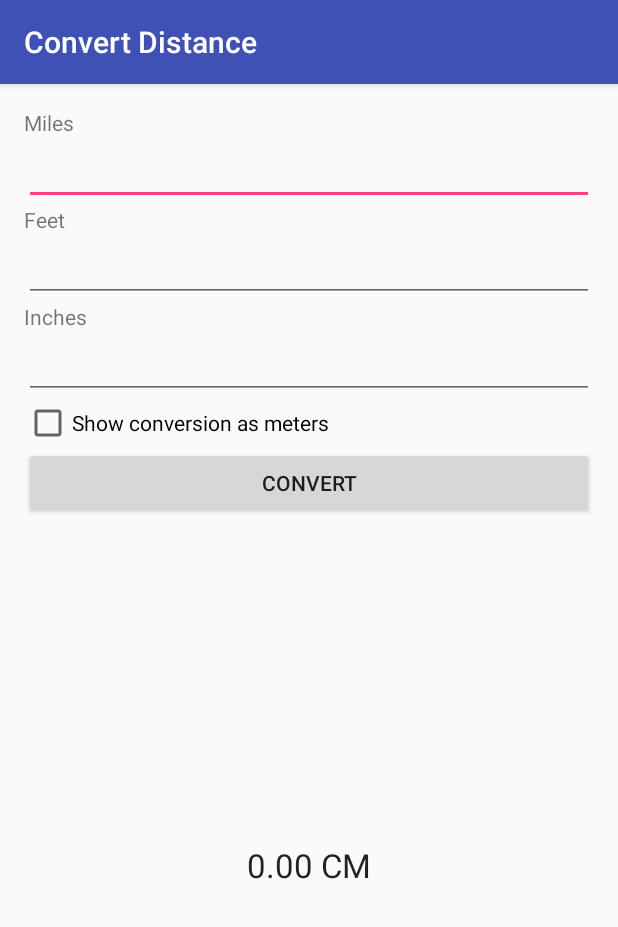
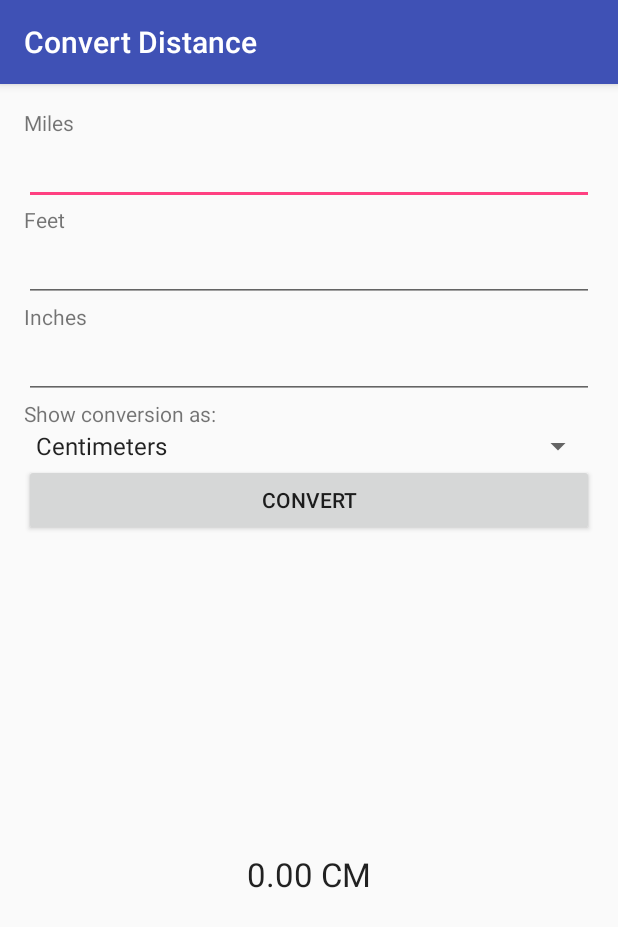
Before and after one commit to MrStrong/COS30017, an Android app: the DistanceActivity screen opened directly, with no data from a screen before it, after a tap on "CONVERT", on a phone screen of 412 x 824 dp. Shown: the top 927 px of the screen. Run offline under Robolectric (Android 15) with nearby library versions, the phone set to English and light mode, and no system bars; 3 statements that could not run were skipped.

Commit message:
added kilometer functionality

```diff
--- a/app/src/main/java/cos30017/a03p/converter/DistanceActivity.java
+++ b/app/src/main/java/cos30017/a03p/converter/DistanceActivity.java
@@ -9,6 +9,7 @@ import android.view.inputmethod.InputMethodManager;
 import android.widget.Button;
 import android.widget.CheckBox;
 import android.widget.EditText;
+import android.widget.Spinner;
 import android.widget.TextView;
 
 public class DistanceActivity extends AppCompatActivity {
@@ -17,7 +18,7 @@ public class DistanceActivity extends AppCompatActivity {
     private EditText inputMiles;
     private EditText inputFeet;
     private EditText inputInches;
-    private CheckBox checkBoxMeters;
+    private Spinner spinnerConversionUnits;
 
 
     @Override
@@ -32,7 +33,7 @@ public class DistanceActivity extends AppCompatActivity {
         inputMiles = (EditText) findViewById(R.id.inputMiles);
         inputFeet = (EditText) findViewById(R.id.inputFeet);
         inputInches = (EditText) findViewById(R.id.inputInches);
-        checkBoxMeters = (CheckBox) findViewById(R.id.checkBoxMeters);
+        spinnerConversionUnits = (Spinner) findViewById(R.id.spinnerConversionUnits);
 
         restoreState(savedInstanceState);
 
@@ -47,7 +48,7 @@ public class DistanceActivity extends AppCompatActivity {
         state.putString("inputMiles", inputMiles.getText().toString());
         state.putString("inputFeet", inputFeet.getText().toString());
         state.putString("inputInches", inputInches.getText().toString());
-        state.putBoolean("checkBoxMeters", checkBoxMeters.isChecked());
+        state.putInt("spinnerConversionUnits", spinnerConversionUnits.getSelectedItemPosition());
 
     }
 
@@ -58,7 +59,7 @@ public class DistanceActivity extends AppCompatActivity {
             inputMiles.setText(state.getString("inputMiles"));
             inputFeet.setText(state.getString("inputFeet"));
             inputInches.setText(state.getString("inputInches"));
-            checkBoxMeters.setChecked(state.getBoolean("checkBoxMeters"));
+            spinnerConversionUnits.setSelection(state.getInt("spinnerConversionUnits"));
         }
     }
 
@@ -68,10 +69,19 @@ public class DistanceActivity extends AppCompatActivity {
             try {
                 DistanceConversion distanceConversion = new DistanceConversion(inputMiles.getText().toString(), inputFeet.getText().toString(), inputInches.getText().toString());
 
-                if ( !checkBoxMeters.isChecked() ) {
-                    convertedText.setText(String.format("%.2f CM", distanceConversion.toCentimeters()));
-                } else {
-                    convertedText.setText(String.format("%.2f M", distanceConversion.toMeters()));
+                switch (spinnerConversionUnits.getSelectedItemPosition()) {
+                    //centimeters
+                    case 0:
+                        convertedText.setText(String.format("%.2f CM", distanceConversion.toCentimeters()));
+                        break;
+                    //Meters
+                    case 1:
+                        convertedText.setText(String.format("%.2f M", distanceConversion.toMeters()));
+                        break;
+                    //Kilometers
+                    case 2:
+                        convertedText.setText(String.format("%.2f KM", distanceConversion.toKilometers()));
+                        break;
                 }
 
             } catch (Exception e) {
--- a/app/src/main/res/layout-land/activity_distance.xml
+++ b/app/src/main/res/layout-land/activity_distance.xml
@@ -57,7 +57,7 @@
                 android:layout_height="wrap_content"
                 android:textAppearance="?android:attr/textAppearanceSmall"
                 android:text="@string/label_inches"
-                android:id="@+id/textView3" />
+                android:id="@+id/textLabelInches" />
 
             <EditText
                 android:layout_width="wrap_content"
@@ -66,11 +66,18 @@
                 android:ems="10"
                 android:id="@+id/inputInches" />
 
-            <CheckBox
+            <TextView
                 android:layout_width="wrap_content"
                 android:layout_height="wrap_content"
-                android:text="@string/checkbox_meters"
-                android:id="@+id/checkBoxMeters" />
+                android:textAppearance="?android:attr/textAppearanceSmall"
+                android:text="@string/label_conversion_unit_selection"
+                android:id="@+id/textLabelConversionUnit" />
+
+            <Spinner
+                android:id="@+id/spinnerConversionUnits"
+                android:layout_width="fill_parent"
+                android:layout_height="wrap_content"
+                android:entries="@array/spinner_entries" />
 
             <Button
                 style="?android:attr/buttonStyleSmall"
--- a/app/src/main/res/layout/activity_distance.xml
+++ b/app/src/main/res/layout/activity_distance.xml
@@ -48,7 +48,7 @@
             android:layout_height="wrap_content"
             android:textAppearance="?android:attr/textAppearanceSmall"
             android:text="@string/label_inches"
-            android:id="@+id/textView3" />
+            android:id="@+id/textLabelInches" />
 
         <EditText
             android:layout_width="wrap_content"
@@ -57,11 +57,18 @@
             android:ems="10"
             android:id="@+id/inputInches" />
 
-        <CheckBox
+        <TextView
             android:layout_width="wrap_content"
             android:layout_height="wrap_content"
-            android:text="@string/checkbox_meters"
-            android:id="@+id/checkBoxMeters" />
+            android:textAppearance="?android:attr/textAppearanceSmall"
+            android:text="@string/label_conversion_unit_selection"
+            android:id="@+id/textLabelConversionUnit" />
+
+        <Spinner
+            android:id="@+id/spinnerConversionUnits"
+            android:layout_width="fill_parent"
+            android:layout_height="wrap_content"
+            android:entries="@array/spinner_entries" />
 
         <Button
             style="?android:attr/buttonStyleSmall"
--- a/app/src/main/res/values/strings.xml
+++ b/app/src/main/res/values/strings.xml
@@ -9,6 +9,12 @@
     <string name="button_convert">Convert</string>
     <string name="button_temperature">Convert Temperature</string>
     <string name="button_distance">Convert Distance</string>
-    <string name="checkbox_meters">Show conversion as meters</string>
+    <string name="label_conversion_unit_selection">Show conversion as: </string>
     <string name="converted_cm_precision">%.2f CM</string>
+
+    <string-array name="spinner_entries">
+        <item>Centimeters</item>
+        <item>Meters</item>
+        <item>Kilometers</item>
+    </string-array>
 </resources>
--- a/build.gradle
+++ b/build.gradle
@@ -5,7 +5,7 @@ buildscript {
         jcenter()
     }
     dependencies {
-        classpath 'com.android.tools.build:gradle:2.2.0'
+        classpath 'com.android.tools.build:gradle:2.2.1'
 
         // NOTE: Do not place your application dependencies here; they belong
         // in the individual module build.gradle files
```
